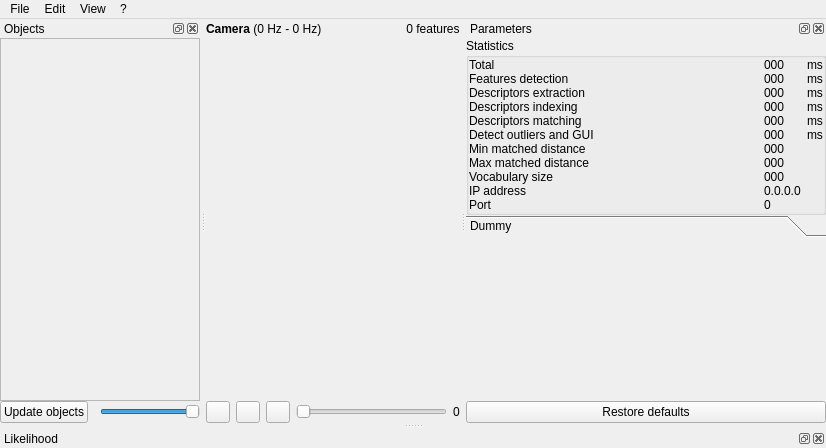
This is src/ui/mainWindow.ui in introlab/find-object as Qt 5 draws it before an edit. The edited form follows.
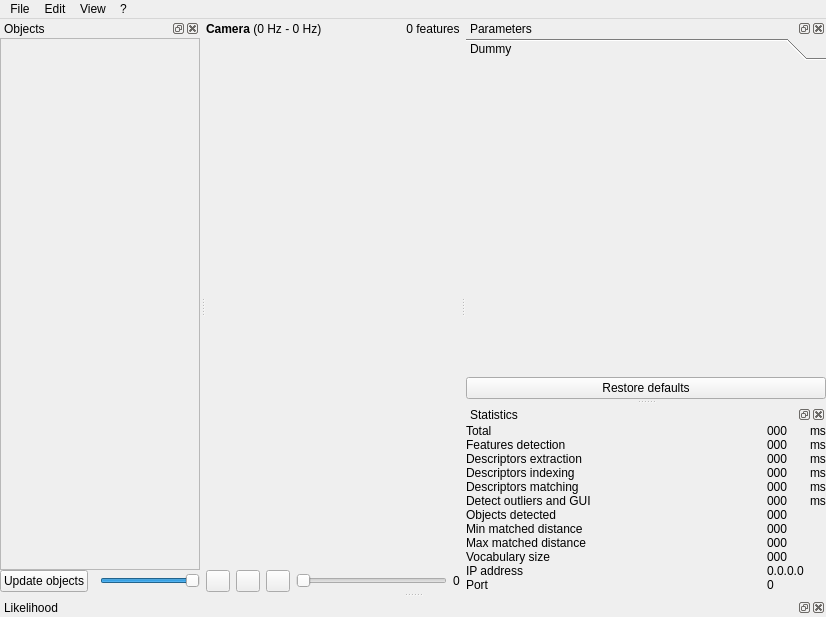
This is the edited form. Icons and pictures are not drawn. Custom widgets are drawn as their Qt base class.

Commit message: Added inliers curve Added incremental vocabulary option Multi-threaded object features extraction Moved Statistics to its own dock widget

```diff
--- a/src/ui/mainWindow.ui
+++ b/src/ui/mainWindow.ui
@@ -7,7 +7,7 @@
     <x>0</x>
     <y>0</y>
     <width>826</width>
-    <height>448</height>
+    <height>572</height>
    </rect>
   </property>
   <property name="windowTitle">
@@ -257,7 +257,7 @@
    <property name="minimumSize">
     <size>
      <width>360</width>
-     <height>376</height>
+     <height>380</height>
     </size>
    </property>
    <property name="floating">
@@ -278,11 +278,173 @@
       <number>0</number>
      </property>
      <item>
-      <widget class="QGroupBox" name="groupBox">
-       <property name="title">
+      <widget class="ParametersToolBox" name="toolBox">
+       <property name="currentIndex">
+        <number>0</number>
+       </property>
+       <widget class="QWidget" name="page_1">
+        <property name="geometry">
+         <rect>
+          <x>0</x>
+          <y>0</y>
+          <width>360</width>
+          <height>297</height>
+         </rect>
+        </property>
+        <attribute name="label">
+         <string>Dummy</string>
+        </attribute>
+        <layout class="QVBoxLayout" name="verticalLayout_5"/>
+       </widget>
+      </widget>
+     </item>
+     <item>
+      <widget class="QPushButton" name="pushButton_restoreDefaults">
+       <property name="text">
+        <string>Restore defaults</string>
+       </property>
+      </widget>
+     </item>
+    </layout>
+   </widget>
+  </widget>
+  <widget class="QDockWidget" name="dockWidget_objects">
+   <property name="minimumSize">
+    <size>
+     <width>200</width>
+     <height>138</height>
+    </size>
+   </property>
+   <property name="windowTitle">
+    <string>Objects</string>
+   </property>
+   <attribute name="dockWidgetArea">
+    <number>1</number>
+   </attribute>
+   <widget class="QWidget" name="dockWidgetContents_2">
+    <layout class="QVBoxLayout" name="verticalLayout_6">
+     <property name="spacing">
+      <number>0</number>
+     </property>
+     <property name="margin">
+      <number>0</number>
+     </property>
+     <item>
+      <widget class="QScrollArea" name="objects_area">
+       <property name="minimumSize">
+        <size>
+         <width>150</width>
+         <height>0</height>
+        </size>
+       </property>
+       <property name="widgetResizable">
+        <bool>true</bool>
+       </property>
+       <widget class="QWidget" name="scrollAreaWidgetContents">
+        <property name="geometry">
+         <rect>
+          <x>0</x>
+          <y>0</y>
+          <width>198</width>
+          <height>442</height>
+         </rect>
+        </property>
+        <layout class="QVBoxLayout" name="verticalLayout_objects">
+         <property name="spacing">
+          <number>0</number>
+         </property>
+         <property name="margin">
+          <number>0</number>
+         </property>
+         <item>
+          <spacer name="verticalSpacer">
+           <property name="orientation">
+            <enum>Qt::Vertical</enum>
+           </property>
+           <property name="sizeHint" stdset="0">
+            <size>
+             <width>20</width>
+             <height>230</height>
+            </size>
+           </property>
+          </spacer>
+         </item>
+        </layout>
+       </widget>
+      </widget>
+     </item>
+     <item>
+      <layout class="QHBoxLayout" name="horizontalLayout_3">
+       <property name="spacing">
+        <number>12</number>
+       </property>
+       <item>
+        <widget class="QPushButton" name="pushButton_updateObjects">
+         <property name="text">
+          <string>Update objects</string>
+         </property>
+        </widget>
+       </item>
+       <item>
+        <widget class="QSlider" name="horizontalSlider_objectsSize">
+         <property name="minimumSize">
+          <size>
+           <width>20</width>
+           <height>0</height>
+          </size>
+         </property>
+         <property name="focusPolicy">
+          <enum>Qt::ClickFocus</enum>
+         </property>
+         <property name="maximum">
+          <number>100</number>
+         </property>
+         <property name="value">
+          <number>100</number>
+         </property>
+         <property name="orientation">
+          <enum>Qt::Horizontal</enum>
+         </property>
+        </widget>
+       </item>
+      </layout>
+     </item>
+    </layout>
+   </widget>
+  </widget>
+  <widget class="QDockWidget" name="dockWidget_plot">
+   <property name="windowTitle">
+    <string>Likelihood</string>
+   </property>
+   <attribute name="dockWidgetArea">
+    <number>8</number>
+   </attribute>
+   <widget class="QWidget" name="dockWidgetContents_3">
+    <layout class="QVBoxLayout" name="verticalLayout_7">
+     <property name="spacing">
+      <number>0</number>
+     </property>
+     <property name="margin">
+      <number>0</number>
+     </property>
+     <item>
+      <widget class="UPlot" name="likelihoodPlot" native="true"/>
+     </item>
+    </layout>
+   </widget>
+  </widget>
+  <widget class="QDockWidget" name="dockWidget_statistics">
+   <property name="windowTitle">
         <string>Statistics</string>
        </property>
-       <layout class="QVBoxLayout" name="verticalLayout_2">
+   <attribute name="dockWidgetArea">
+    <number>2</number>
+   </attribute>
+   <widget class="QWidget" name="dockWidgetContents_4">
+    <layout class="QVBoxLayout" name="verticalLayout_3">
+     <property name="spacing">
+      <number>0</number>
+     </property>
         <property name="margin">
          <number>0</number>
         </property>
@@ -329,28 +491,28 @@
             </property>
            </widget>
           </item>
-          <item row="6" column="1">
+       <item row="7" column="1">
            <widget class="QLabel" name="label_minMatchedDistance">
             <property name="text">
              <string>000</string>
             </property>
            </widget>
           </item>
-          <item row="6" column="0">
+       <item row="7" column="0">
            <widget class="QLabel" name="label_13">
             <property name="text">
              <string>Min matched distance</string>
             </property>
            </widget>
           </item>
-          <item row="7" column="0">
+       <item row="8" column="0">
            <widget class="QLabel" name="label_14">
             <property name="text">
              <string>Max matched distance</string>
             </property>
            </widget>
           </item>
-          <item row="7" column="1">
+       <item row="8" column="1">
            <widget class="QLabel" name="label_maxMatchedDistance">
             <property name="text">
              <string>000</string>
@@ -448,209 +610,67 @@
             </property>
            </widget>
           </item>
-          <item row="8" column="0">
+       <item row="9" column="0">
            <widget class="QLabel" name="label_17">
             <property name="text">
              <string>Vocabulary size</string>
             </property>
            </widget>
           </item>
-          <item row="8" column="1">
+       <item row="9" column="1">
            <widget class="QLabel" name="label_vocabularySize">
             <property name="text">
              <string>000</string>
             </property>
            </widget>
           </item>
-          <item row="9" column="0">
+       <item row="10" column="0">
            <widget class="QLabel" name="label_18">
             <property name="text">
              <string>IP address</string>
             </property>
            </widget>
           </item>
-          <item row="10" column="0">
+       <item row="11" column="0">
            <widget class="QLabel" name="label_19">
             <property name="text">
              <string>Port</string>
             </property>
            </widget>
           </item>
-          <item row="9" column="1">
+       <item row="10" column="1">
            <widget class="QLabel" name="label_ipAddress">
             <property name="text">
              <string>0.0.0.0</string>
             </property>
            </widget>
           </item>
-          <item row="10" column="1">
+       <item row="11" column="1">
            <widget class="QLabel" name="label_port">
             <property name="text">
              <string>0</string>
             </property>
            </widget>
           </item>
-         </layout>
-        </item>
-       </layout>
-      </widget>
-     </item>
-     <item>
-      <widget class="ParametersToolBox" name="toolBox">
-       <property name="currentIndex">
-        <number>0</number>
-       </property>
-       <widget class="QWidget" name="page_1">
-        <property name="geometry">
-         <rect>
-          <x>0</x>
-          <y>0</y>
-          <width>360</width>
-          <height>86</height>
-         </rect>
-        </property>
-        <attribute name="label">
-         <string>Dummy</string>
-        </attribute>
-        <layout class="QVBoxLayout" name="verticalLayout_5"/>
-       </widget>
-      </widget>
-     </item>
-     <item>
-      <widget class="QPushButton" name="pushButton_restoreDefaults">
+       <item row="6" column="0">
+        <widget class="QLabel" name="label_20">
        <property name="text">
-        <string>Restore defaults</string>
+          <string>Objects detected</string>
        </property>
       </widget>
      </item>
-    </layout>
-   </widget>
-  </widget>
-  <widget class="QDockWidget" name="dockWidget_objects">
-   <property name="minimumSize">
-    <size>
-     <width>200</width>
-     <height>138</height>
-    </size>
-   </property>
-   <property name="windowTitle">
-    <string>Objects</string>
-   </property>
-   <attribute name="dockWidgetArea">
-    <number>1</number>
-   </attribute>
-   <widget class="QWidget" name="dockWidgetContents_2">
-    <layout class="QVBoxLayout" name="verticalLayout_6">
-     <property name="spacing">
-      <number>0</number>
-     </property>
-     <property name="margin">
-      <number>0</number>
-     </property>
-     <item>
-      <widget class="QScrollArea" name="objects_area">
-       <property name="minimumSize">
-        <size>
-         <width>150</width>
-         <height>0</height>
-        </size>
-       </property>
-       <property name="widgetResizable">
-        <bool>true</bool>
-       </property>
-       <widget class="QWidget" name="scrollAreaWidgetContents">
-        <property name="geometry">
-         <rect>
-          <x>0</x>
-          <y>0</y>
-          <width>198</width>
-          <height>318</height>
-         </rect>
-        </property>
-        <layout class="QVBoxLayout" name="verticalLayout_objects">
-         <property name="spacing">
-          <number>0</number>
-         </property>
-         <property name="margin">
-          <number>0</number>
-         </property>
-         <item>
-          <spacer name="verticalSpacer">
-           <property name="orientation">
-            <enum>Qt::Vertical</enum>
-           </property>
-           <property name="sizeHint" stdset="0">
-            <size>
-             <width>20</width>
-             <height>230</height>
-            </size>
-           </property>
-          </spacer>
-         </item>
-        </layout>
-       </widget>
-      </widget>
-     </item>
-     <item>
-      <layout class="QHBoxLayout" name="horizontalLayout_3">
-       <property name="spacing">
-        <number>12</number>
-       </property>
-       <item>
-        <widget class="QPushButton" name="pushButton_updateObjects">
+       <item row="6" column="1">
+        <widget class="QLabel" name="label_objectsDetected">
          <property name="text">
-          <string>Update objects</string>
+          <string>000</string>
          </property>
         </widget>
        </item>
-       <item>
-        <widget class="QSlider" name="horizontalSlider_objectsSize">
-         <property name="minimumSize">
-          <size>
-           <width>20</width>
-           <height>0</height>
-          </size>
-         </property>
-         <property name="focusPolicy">
-          <enum>Qt::ClickFocus</enum>
-         </property>
-         <property name="maximum">
-          <number>100</number>
-         </property>
-         <property name="value">
-          <number>100</number>
-         </property>
-         <property name="orientation">
-          <enum>Qt::Horizontal</enum>
-         </property>
-        </widget>
-       </item>
       </layout>
      </item>
     </layout>
    </widget>
   </widget>
-  <widget class="QDockWidget" name="dockWidget_plot">
-   <property name="windowTitle">
-    <string>Likelihood</string>
-   </property>
-   <attribute name="dockWidgetArea">
-    <number>8</number>
-   </attribute>
-   <widget class="QWidget" name="dockWidgetContents_3">
-    <layout class="QVBoxLayout" name="verticalLayout_7">
-     <property name="spacing">
-      <number>0</number>
-     </property>
-     <property name="margin">
-      <number>0</number>
-     </property>
-     <item>
-      <widget class="UPlot" name="likelihoodPlot" native="true"/>
-     </item>
-    </layout>
-   </widget>
-  </widget>
   <action name="actionExit">
    <property name="text">
     <string>Exit</string>
```
Left out of the diff: 14 changed lines with no effect on the pictures. Lines whose indentation alone changed are shown as unchanged. The commit also changes 9 other files.
